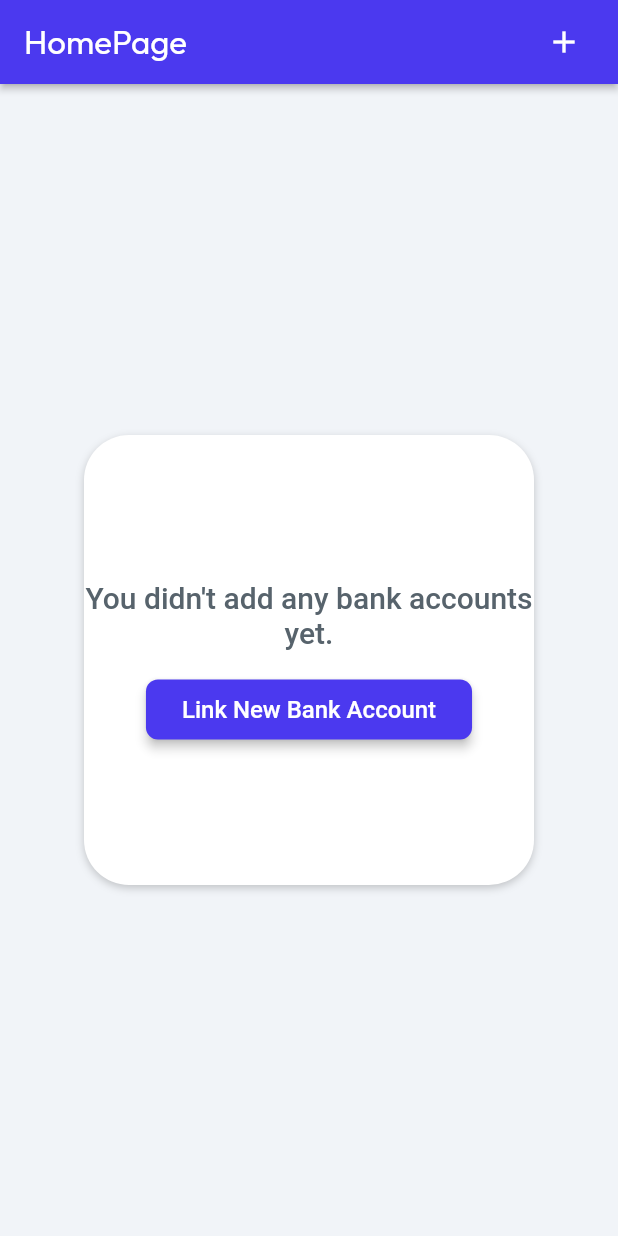
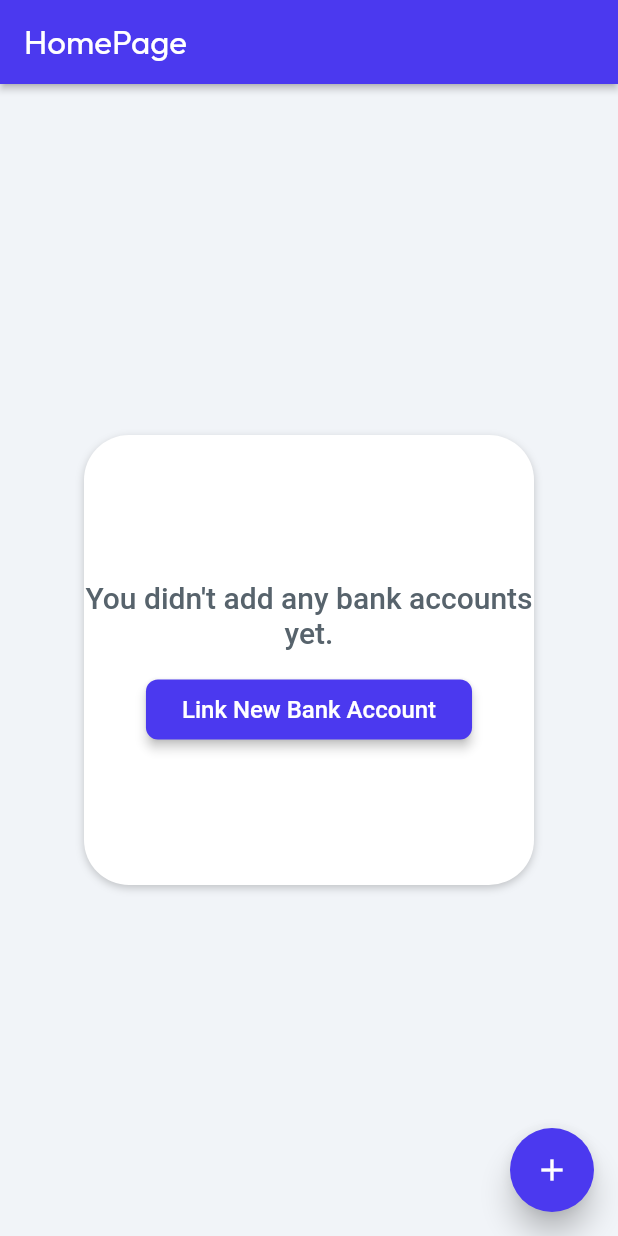
Before and after one commit to Utanium-Programming-Corporation/plaidTesting, a Flutter app: the HomePageWidget screen opened directly, on a phone screen of 412 x 824 dp. Run offline on Flutter 3.47's test engine with Material 3 defaults, Android fonts, the phone set to English and light mode, and no system bars; drawn by our look-alikes of auto_size_text; our stand-ins replace cached_network_image, cloud_firestore, equatable, firebase_auth, firebase_core, flutter_animate and 11 more; missing offline and left inert: json_path, mime_type, plaid_flutter; accounts and stored records are empty; network calls fail; Roboto replaces fonts that are missing (Readex Pro).

Commit message:
Updating to latest FlutterFlow output.

```diff
--- a/lib/flutter_flow/flutter_flow_icon_button.dart
+++ /dev/null
@@ -1,170 +0,0 @@
-import 'package:flutter/material.dart';
-import 'package:font_awesome_flutter/font_awesome_flutter.dart';
-
-class FlutterFlowIconButton extends StatefulWidget {
-  const FlutterFlowIconButton({
-    Key? key,
-    required this.icon,
-    this.borderColor,
-    this.borderRadius,
-    this.borderWidth,
-    this.buttonSize,
-    this.fillColor,
-    this.disabledColor,
-    this.disabledIconColor,
-    this.hoverColor,
-    this.hoverIconColor,
-    this.onPressed,
-    this.showLoadingIndicator = false,
-  }) : super(key: key);
-
-  final Widget icon;
-  final double? borderRadius;
-  final double? buttonSize;
-  final Color? fillColor;
-  final Color? disabledColor;
-  final Color? disabledIconColor;
-  final Color? hoverColor;
-  final Color? hoverIconColor;
-  final Color? borderColor;
-  final double? borderWidth;
-  final bool showLoadingIndicator;
-  final Function()? onPressed;
-
-  @override
-  State<FlutterFlowIconButton> createState() => _FlutterFlowIconButtonState();
-}
-
-class _FlutterFlowIconButtonState extends State<FlutterFlowIconButton> {
-  bool loading = false;
-  late double? iconSize;
-  late Color? iconColor;
-  late Widget effectiveIcon;
-
-  @override
-  void initState() {
-    super.initState();
-    _updateIcon();
-  }
-
-  @override
-  void didUpdateWidget(FlutterFlowIconButton oldWidget) {
-    super.didUpdateWidget(oldWidget);
-    _updateIcon();
-  }
-
-  void _updateIcon() {
-    final isFontAwesome = widget.icon is FaIcon;
-    if (isFontAwesome) {
-      FaIcon icon = widget.icon as FaIcon;
-      effectiveIcon = FaIcon(
-        icon.icon,
-        size: icon.size,
-      );
-      iconSize = icon.size;
-      iconColor = icon.color;
-    } else {
-      Icon icon = widget.icon as Icon;
-      effectiveIcon = Icon(
-        icon.icon,
-        size: icon.size,
-      );
-      iconSize = icon.size;
-      iconColor = icon.color;
-    }
-  }
-
-  @override
-  Widget build(BuildContext context) {
-    ButtonStyle style = ButtonStyle(
-      shape: MaterialStateProperty.resolveWith<OutlinedBorder>(
-        (states) {
-          return RoundedRectangleBorder(
-            borderRadius: BorderRadius.circular(widget.borderRadius ?? 0),
-            side: BorderSide(
-              color: widget.borderColor ?? Colors.transparent,
-              width: widget.borderWidth ?? 0,
-            ),
-          );
-        },
-      ),
-      iconColor: MaterialStateProperty.resolveWith<Color?>(
-        (states) {
-          if (states.contains(MaterialState.disabled) &&
-              widget.disabledIconColor != null) {
-            return widget.disabledIconColor;
-          }
-          if (states.contains(MaterialState.hovered) &&
-              widget.hoverIconColor != null) {
-            return widget.hoverIconColor;
-          }
-          return iconColor;
-        },
-      ),
-      backgroundColor: MaterialStateProperty.resolveWith<Color?>(
-        (states) {
-          if (states.contains(MaterialState.disabled) &&
-              widget.disabledColor != null) {
-            return widget.disabledColor;
-          }
-          if (states.contains(MaterialState.hovered) &&
-              widget.hoverColor != null) {
-            return widget.hoverColor;
-          }
-
-          return widget.fillColor;
-        },
-      ),
-      overlayColor: MaterialStateProperty.resolveWith<Color?>((states) {
-        if (states.contains(MaterialState.pressed)) {
-          return null;
-        }
-        return widget.hoverColor == null ? null : Colors.transparent;
-      }),
-    );
-
-    return SizedBox(
-      width: widget.buttonSize,
-      height: widget.buttonSize,
-      child: Theme(
-        data: ThemeData.from(
-          colorScheme: Theme.of(context).colorScheme,
-          useMaterial3: true,
-        ),
-        child: IgnorePointer(
-          ignoring: (widget.showLoadingIndicator && loading),
-          child: IconButton(
-            icon: (widget.showLoadingIndicator && loading)
-                ? Container(
-                    width: iconSize,
-                    height: iconSize,
-                    child: CircularProgressIndicator(
-                      valueColor: AlwaysStoppedAnimation<Color>(
-                        iconColor ?? Colors.white,
-                      ),
-                    ),
-                  )
-                : effectiveIcon,
-            onPressed: widget.onPressed == null
-                ? null
-                : () async {
-                    if (loading) {
-                      return;
-                    }
-                    setState(() => loading = true);
-                    try {
-                      await widget.onPressed!();
-                    } finally {
-                      if (mounted) {
-                        setState(() => loading = false);
-                      }
-                    }
-                  },
-            splashRadius: widget.buttonSize,
-            style: style,
-          ),
-        ),
-      ),
-    );
-  }
-}
--- a/lib/pages/home_page/home_page_widget.dart
+++ b/lib/pages/home_page/home_page_widget.dart
@@ -2,7 +2,6 @@ import '/auth/firebase_auth/auth_util.dart';
 import '/backend/api_requests/api_calls.dart';
 import '/backend/schema/structs/index.dart';
 import '/components/bank_item_widget.dart';
-import '/flutter_flow/flutter_flow_icon_button.dart';
 import '/flutter_flow/flutter_flow_theme.dart';
 import '/flutter_flow/flutter_flow_util.dart';
 import '/flutter_flow/flutter_flow_widgets.dart';
@@ -46,35 +45,10 @@ class _HomePageWidgetState extends State<HomePageWidget> {
       child: Scaffold(
         key: scaffoldKey,
         backgroundColor: FlutterFlowTheme.of(context).primaryBackground,
-        appBar: AppBar(
-          backgroundColor: FlutterFlowTheme.of(context).primary,
-          automaticallyImplyLeading: false,
-          title: Row(
-            mainAxisSize: MainAxisSize.max,
-            mainAxisAlignment: MainAxisAlignment.spaceBetween,
-            children: [
-              Text(
-                'HomePage',
-                style: FlutterFlowTheme.of(context).headlineMedium.override(
-                      fontFamily: 'Outfit',
-                      color: Colors.white,
-                      fontSize: 22.0,
-                      letterSpacing: 0.0,
-                    ),
-              ),
-              FlutterFlowIconButton(
-                borderRadius: 20.0,
-                borderWidth: 1.0,
-                buttonSize: 40.0,
-                icon: Icon(
-                  Icons.add,
-                  color: FlutterFlowTheme.of(context).secondaryBackground,
-                  size: 24.0,
-                ),
+        floatingActionButton: FloatingActionButton(
           onPressed: () async {
             var _shouldSetState = false;
-                  _model.generatedLinkToken =
-                      await PlaidGroup.getLinkTokenCall.call(
+            _model.generatedLinkToken = await PlaidGroup.getLinkTokenCall.call(
               userId: currentUserUid,
             );
 
@@ -86,18 +60,16 @@ class _HomePageWidgetState extends State<HomePageWidget> {
                 )!,
               );
               _shouldSetState = true;
-                    if (_model.publicToken == null ||
-                        _model.publicToken == '') {
+              if (_model.publicToken == null || _model.publicToken == '') {
                 await showDialog(
                   context: context,
                   builder: (alertDialogContext) {
                     return AlertDialog(
                       title: Text('Error'),
-                            content: Text('Error Happened, please try again'),
+                      content: Text('Not Valid Public Token'),
                       actions: [
                         TextButton(
-                                onPressed: () =>
-                                    Navigator.pop(alertDialogContext),
+                          onPressed: () => Navigator.pop(alertDialogContext),
                           child: Text('Ok'),
                         ),
                       ],
@@ -116,8 +88,7 @@ class _HomePageWidgetState extends State<HomePageWidget> {
                     content: Text('Error Happened, please try again'),
                     actions: [
                       TextButton(
-                              onPressed: () =>
-                                  Navigator.pop(alertDialogContext),
+                        onPressed: () => Navigator.pop(alertDialogContext),
                         child: Text('Ok'),
                       ),
                     ],
@@ -151,6 +122,29 @@ class _HomePageWidgetState extends State<HomePageWidget> {
             }
             if (_shouldSetState) setState(() {});
           },
+          backgroundColor: FlutterFlowTheme.of(context).primary,
+          elevation: 8.0,
+          child: Icon(
+            Icons.add,
+            color: FlutterFlowTheme.of(context).info,
+            size: 24.0,
+          ),
+        ),
+        appBar: AppBar(
+          backgroundColor: FlutterFlowTheme.of(context).primary,
+          automaticallyImplyLeading: false,
+          title: Row(
+            mainAxisSize: MainAxisSize.max,
+            mainAxisAlignment: MainAxisAlignment.spaceBetween,
+            children: [
+              Text(
+                'HomePage',
+                style: FlutterFlowTheme.of(context).headlineMedium.override(
+                      fontFamily: 'Outfit',
+                      color: Colors.white,
+                      fontSize: 22.0,
+                      letterSpacing: 0.0,
+                    ),
               ),
             ],
           ),
```
Also changed, not shown: lib/pages/home_page/home_page_model.dart (+3 -4 lines). Lines whose indentation alone changed are shown as unchanged.
